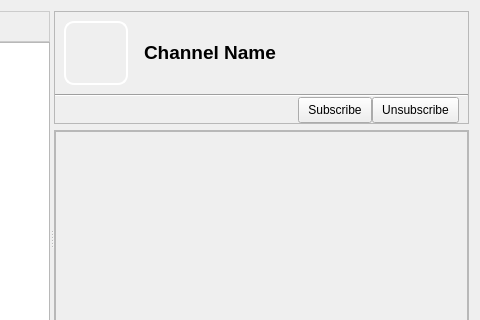
RetroShare/RetroShare, file retroshare-gui/src/gui/ChannelFeed.ui: the form before one commit; both pictures show x 201 to 681 and y 0 to 320 of the 681 by 476 pixel window.
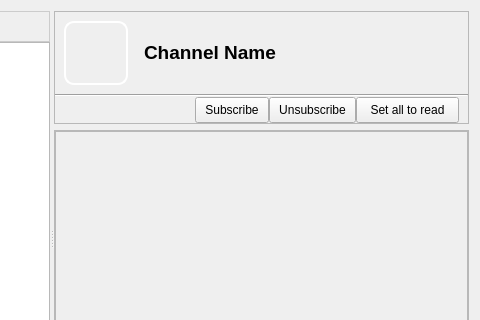
The form after the commit. Icons and pictures are not drawn.

Commit message: Added "set all to read" Button for ChannelFeed

What changed in the file:
```diff
--- a/retroshare-gui/src/gui/ChannelFeed.ui
+++ b/retroshare-gui/src/gui/ChannelFeed.ui
@@ -468,6 +468,39 @@
               </property>
              </spacer>
             </item>
+            <item row="0" column="4">
+             <widget class="QToolButton" name="setallreadtoolButton">
+              <property name="minimumSize">
+               <size>
+                <width>26</width>
+                <height>26</height>
+               </size>
+              </property>
+              <property name="styleSheet">
+               <string notr="true">QToolButton, QPushButton, QComboBox { 
+border-image: url(:/images/btn_26.png) 4;
+border-width: 4;
+padding: 0px 6px;
+font-size: 12px;
+}
+
+QToolButton:hover, QPushButton:hover, QComboBox:hover { 
+border-image: url(:/images/btn_26_hover.png) 4;
+}
+
+QToolButton:disabled, QPushButton:disabled, QComboBox::disabled {
+color:gray;
+}
+
+QToolButton:pressed, QPushButton:pressed{
+border-image: url(:/images/btn_26_pressed.png) 4;
+}</string>
+              </property>
+              <property name="text">
+               <string>Set all to read</string>
+              </property>
+             </widget>
+            </item>
            </layout>
           </item>
          </layout>
```
